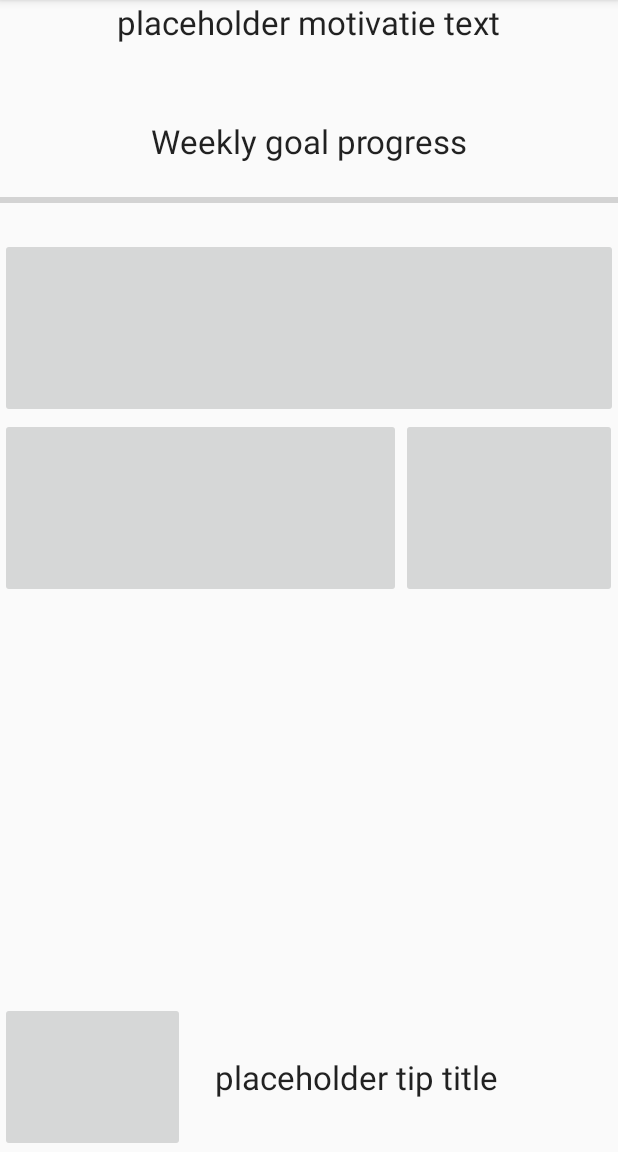
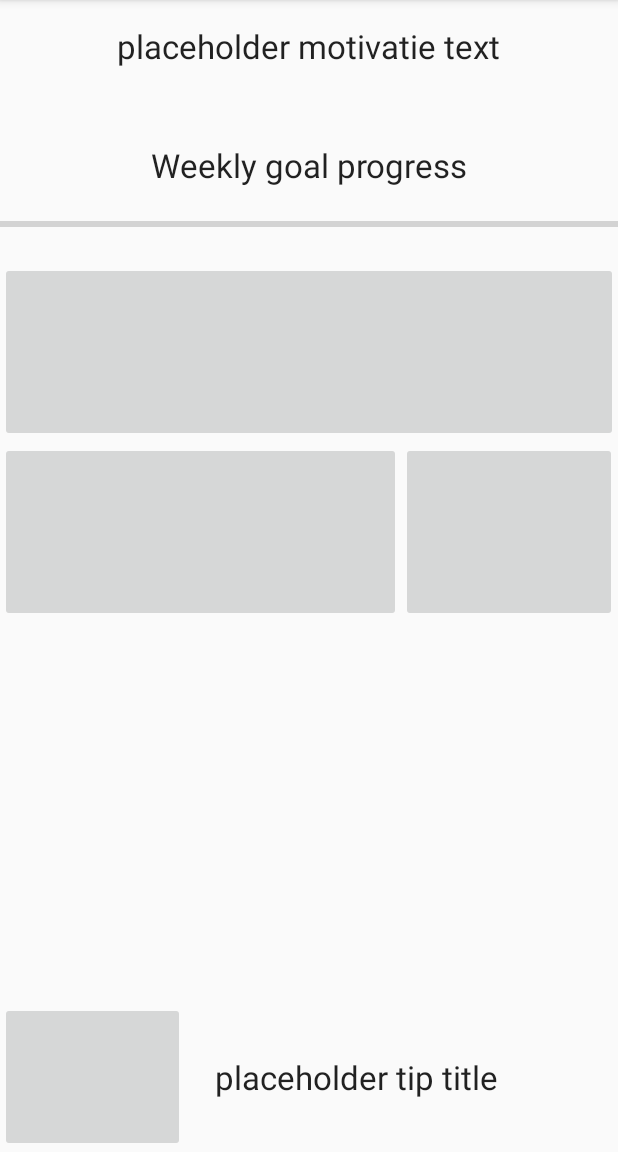
Before and after one commit to GoGoris/Health-tips, an Android app: the HomeActivity screen opened directly, with no data from a screen before it, on a phone screen of 412 x 824 dp, the part 84-1236 px from its top. Run offline under Robolectric (Android 15) with nearby library versions, the phone set to English and light mode, and no system bars; 4 statements that could not run were skipped.

Commit message:
update layout, please wait message on login

```diff
--- a/app/src/main/java/be/kdg/healthtips/notifications/NotificationThrower.java
+++ b/app/src/main/java/be/kdg/healthtips/notifications/NotificationThrower.java
@@ -69,7 +69,6 @@ public class NotificationThrower {
         resultIntent.putExtra("titel", tipTitle);
         resultIntent.putExtra("beschrijving", tipText);
 
-
         Random r = new Random();
 
 // The stack builder object will contain an artificial back stack for the
--- a/app/src/main/java/be/kdg/healthtips/notifications/TipManager.java
+++ b/app/src/main/java/be/kdg/healthtips/notifications/TipManager.java
@@ -37,7 +37,6 @@ public class TipManager {
     }
 
     private static void throwTipOfSubject(String subject, String reden, String titel, Context context, NotificationThrower.IconType typeIcon) {
-        //TipAdapter adapter = new TipAdapter(context, android.R.layout.simple_list_item_1, subject);
         TipGetter tipGetter = new TipGetter();
         int tipnr = tipGetter.getRandomTipNr(subject, context);
         NotificationThrower.throwNotification(context, typeIcon, titel, reden, TipDetailActivity.class, tipnr);
--- a/app/src/main/res/layout/activity_home_joni.xml
+++ b/app/src/main/res/layout/activity_home_joni.xml
@@ -17,7 +17,7 @@
             android:text="motivation message"
             android:id="@+id/motivationText"
             android:layout_gravity="center_horizontal"
-            />
+            android:layout_marginTop="@dimen/activity_vertical_margin" />
 
         <TextView
             android:layout_width="wrap_content"
@@ -63,18 +63,12 @@
         </LinearLayout>
     </LinearLayout>
 
-    <RelativeLayout
-        android:layout_width="match_parent"
-        android:layout_height="wrap_content"
-        android:id="@+id/bottomRelativeLayout"
-        android:layout_alignParentBottom="true"
-        >
-
     <LinearLayout
         android:orientation="horizontal"
         android:layout_width="fill_parent"
         android:layout_height="wrap_content"
         android:id="@+id/tipLayout"
+        android:layout_alignParentBottom="true"
         >
 
         <ImageButton
@@ -95,6 +89,4 @@
             />
 
     </LinearLayout>
-
 </RelativeLayout>
-</RelativeLayout>
--- a/app/src/main/res/layout/activity_login.xml
+++ b/app/src/main/res/layout/activity_login.xml
@@ -9,7 +9,8 @@
         android:layout_width="wrap_content"
         android:layout_height="wrap_content"
         android:textAppearance="?android:attr/textAppearanceMedium"
-        android:text="@string/app_name"
+        android:textAlignment="center"
+        android:text="@string/please_wait"
         android:id="@+id/lblTitle"
         android:layout_alignParentTop="true"
         android:layout_centerHorizontal="true"
--- a/app/src/main/res/values/strings.xml
+++ b/app/src/main/res/values/strings.xml
@@ -18,5 +18,6 @@
     <string name="title_activity_slapen">Slaap</string>
     <string name="title_activity_eten">Voeding</string>
     <string name="login_wait_text">Please wait…</string>
+    <string name="please_wait">Even geduld alsjeblieft,\nje wordt ingelogd…</string>
 
 </resources>
```
Lines whose indentation alone changed are shown as unchanged.
